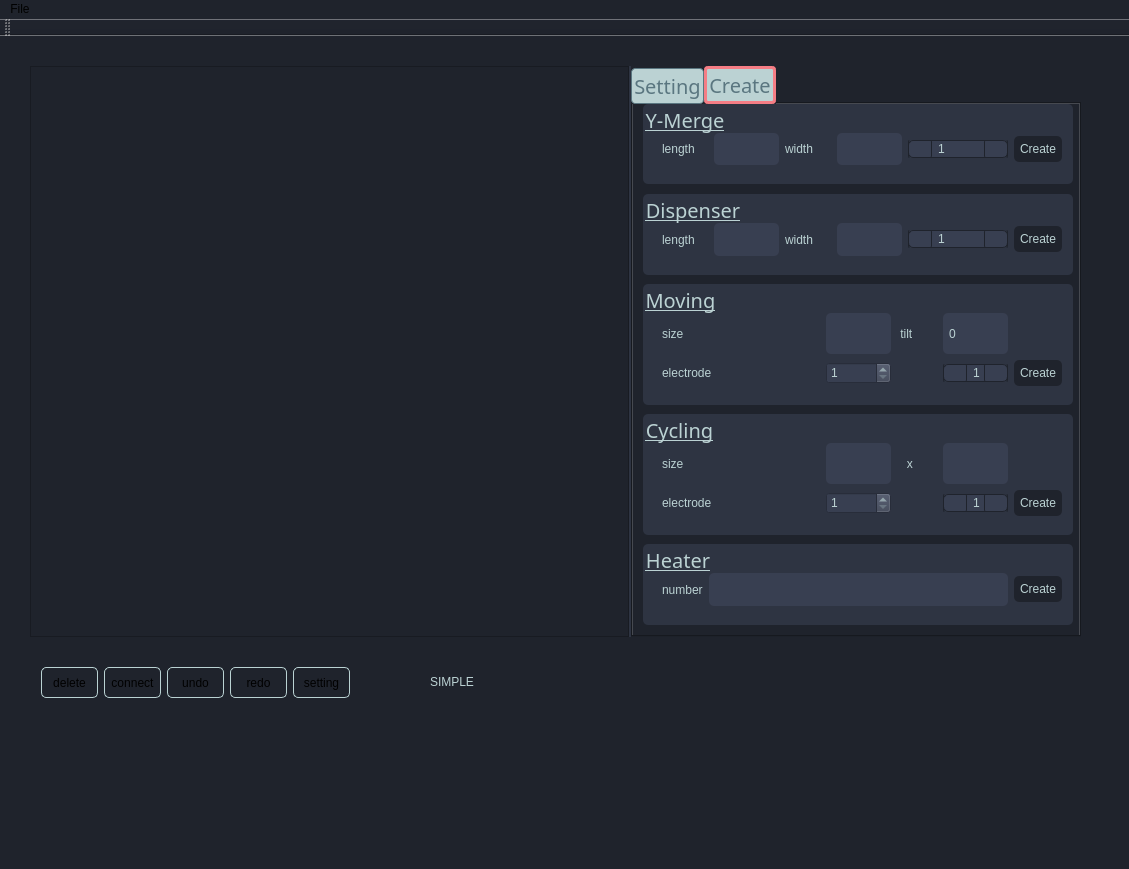
This is mainwindow.ui in pandix73/qtgraphics as Qt 5 draws it before an edit. The edited form follows.
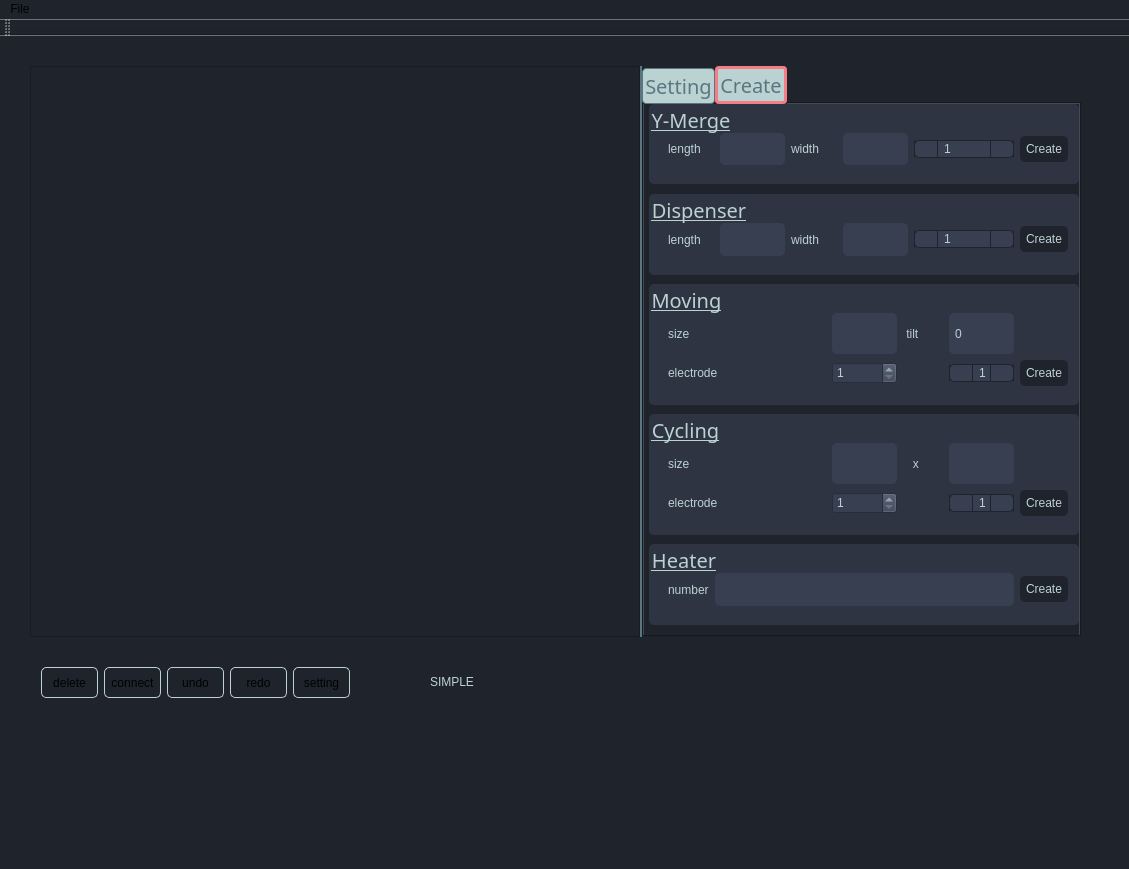
This is the edited form. The open tabs and pages were chosen to show the change. Icons and pictures are not drawn.

```diff
--- a/mainwindow.ui
+++ b/mainwindow.ui
@@ -208,9 +208,9 @@
     </property>
     <property name="styleSheet">
      <string notr="true">QSplitter::handle:verticle{
-	background-color: rgb(46, 52, 66);
+	background-color: rgb(90, 118, 128);
 	height : 2px;
-	
+
 }</string>
     </property>
     <property name="orientation">
@@ -223,6 +223,12 @@
        <verstretch>0</verstretch>
       </sizepolicy>
      </property>
+     <property name="minimumSize">
+      <size>
+       <width>610</width>
+       <height>0</height>
+      </size>
+     </property>
      <property name="autoFillBackground">
       <bool>false</bool>
      </property>
@@ -582,7 +588,7 @@
       <widget class="QGroupBox" name="dispensorBox">
        <property name="geometry">
         <rect>
-         <x>10</x>
+         <x>5</x>
          <y>90</y>
          <width>430</width>
          <height>81</height>
@@ -775,7 +781,7 @@
       <widget class="QGroupBox" name="mergeBox">
        <property name="geometry">
         <rect>
-         <x>10</x>
+         <x>5</x>
          <y>0</y>
          <width>430</width>
          <height>80</height>
@@ -962,7 +968,7 @@
       <widget class="QGroupBox" name="heaterBox">
        <property name="geometry">
         <rect>
-         <x>10</x>
+         <x>5</x>
          <y>440</y>
          <width>430</width>
          <height>81</height>
@@ -1014,7 +1020,7 @@
       <widget class="QGroupBox" name="movingBox">
        <property name="geometry">
         <rect>
-         <x>10</x>
+         <x>5</x>
          <y>180</y>
          <width>430</width>
          <height>121</height>
@@ -1230,7 +1236,7 @@
       <widget class="QGroupBox" name="cyclingBox">
        <property name="geometry">
         <rect>
-         <x>10</x>
+         <x>5</x>
          <y>310</y>
          <width>430</width>
          <height>121</height>
```
Left out of the diff: 12 changed lines with no effect on the pictures.
